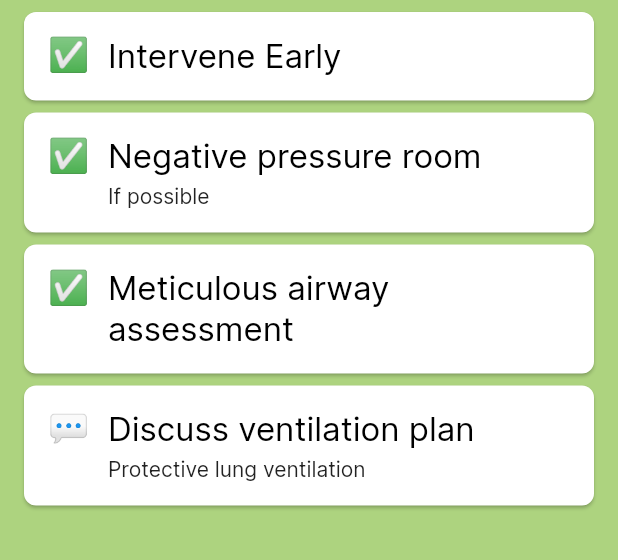
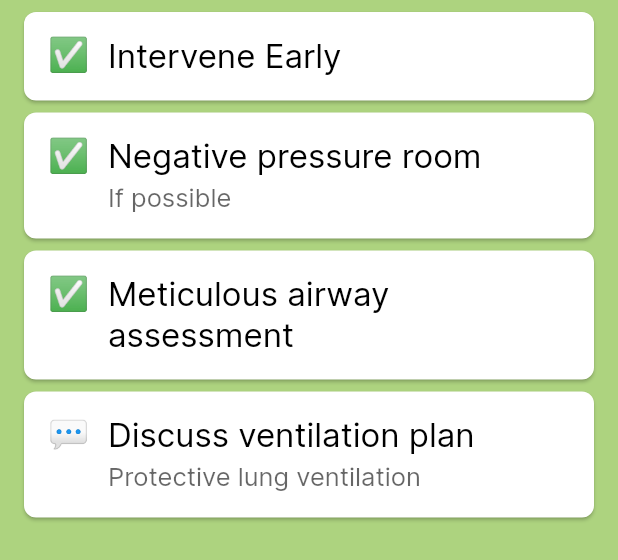
Before and after one commit to Western-Health-Covid19-Collaboration/wh_covid19_app, a Flutter app: the IntubationContentViewTemplate widget shown alone on an empty page, opened directly with sample values from the repository, on a phone screen of 412 x 824 dp. Shown: the top 560 px of the screen. Run offline on Flutter 3.47's test engine with Material 2 defaults, Android fonts, the phone set to English and light mode, and no system bars; our stand-ins replace chewie, flutter_svg, flutter_widget_from_html, package_info, photo_view, shared_preferences and 1 more; missing offline and left inert: matrix_gesture_detector; accounts and stored records are empty; project files that could hold a hidden picture were left out.

Commit message:
Fix issue #164

```diff
--- a/lib/view/view_templates/intubation_content_view_template.dart
+++ b/lib/view/view_templates/intubation_content_view_template.dart
@@ -50,7 +50,10 @@ class IntubationContentViewTemplate extends StatelessWidget {
                               Text(item.title, style: Styles.textH4),
                               if (item.subtitle != null) ...[
                                 const SizedBox(height: 4),
-                                Text(item.subtitle)
+                                Text(
+                                  item.subtitle,
+                                  style: Styles.textP,
+                                )
                               ],
                             ],
                           ),
```
